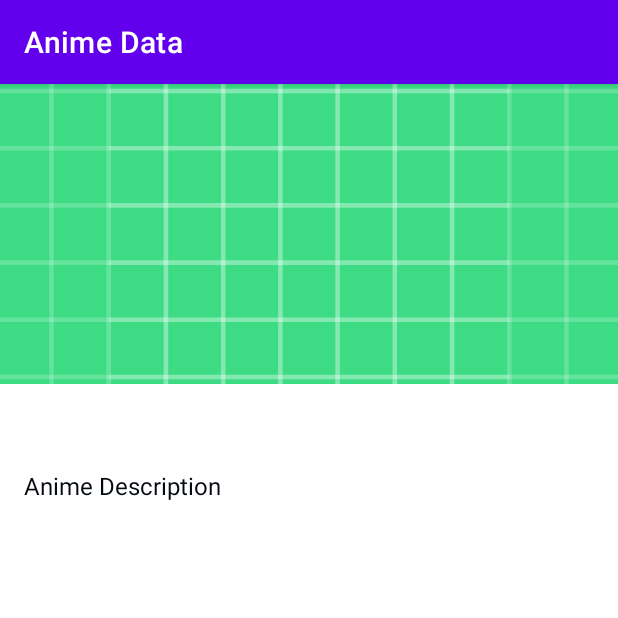
After one commit to eloix2/Anikiwi, an Android app: the AnimeDataActivity screen opened directly, with no data from a screen before it, on a phone screen of 412 x 824 dp, the top half of it. The commit adds this screen. Run offline under Robolectric (Android 15) with nearby library versions, the phone set to English and light mode, and no system bars.

Commit message:
Added Activity to show anime data

```diff
--- a/app/src/main/AndroidManifest.xml
+++ b/app/src/main/AndroidManifest.xml
@@ -23,6 +23,10 @@
                 <category android:name="android.intent.category.LAUNCHER" />
             </intent-filter>
         </activity>
+        <activity
+            android:name=".ui.animedata.AnimeDataActivity"
+            android:label="Anime Data" >
+        </activity>
     </application>
 
 </manifest>
--- a/app/src/main/java/com/example/anikiwi/ui/anime/AnimeFragment.java
+++ b/app/src/main/java/com/example/anikiwi/ui/anime/AnimeFragment.java
@@ -1,5 +1,6 @@
 package com.example.anikiwi.ui.anime;
 
+import android.content.Intent;
 import android.os.Bundle;
 import android.os.Handler;
 import android.os.Looper;
@@ -23,10 +24,12 @@ import androidx.recyclerview.widget.RecyclerView;
 import com.example.anikiwi.adapter.AnimeAdapter;
 import com.example.anikiwi.databinding.FragmentAnimeBinding;
 import com.example.anikiwi.networking.Anime;
+import com.example.anikiwi.ui.animedata.AnimeDataActivity;
 import com.example.anikiwi.utilities.WrapContentLinearLayoutManager;
 import com.google.android.material.floatingactionbutton.FloatingActionButton;
 
 import java.util.List;
+import java.util.Objects;
 
 public class AnimeFragment extends Fragment implements AnimeAdapter.ItemClickListener {
 
@@ -52,7 +55,7 @@ public class AnimeFragment extends Fragment implements AnimeAdapter.ItemClickLis
         floatingActionButtonRetry.setOnClickListener(new View.OnClickListener() {
             @Override
             public void onClick(View v) {
-                //TODO: mirar que esto funcione
+                //TODO: mirar que esto funcione update: parece que funciona
                 progressBar.setVisibility(View.VISIBLE);
                 floatingActionButtonRetry.setVisibility(View.GONE);
                 noResult.setVisibility(View.GONE);
@@ -99,6 +102,15 @@ public class AnimeFragment extends Fragment implements AnimeAdapter.ItemClickLis
     @Override
     public void onAnimeClick(Anime anime) {
         Toast.makeText(this.getContext(), anime.getTitle(), Toast.LENGTH_SHORT).show();
+        //TODO: hacer que se abra el anime en cuestion
+        //intent a la activity de anime pasando el anime
+
+        Intent intent = new Intent(this.getContext(), AnimeDataActivity.class);
+        intent.putExtra("anime_title", anime.getTitle()); // Example: pass anime title to the details activity
+        // Add other data you want to pass to the AnimeDetailsActivity
+        this.requireContext().startActivity(intent);
+
+
     }
 
     public void initScrollListener(AnimeViewModel animeViewModel) {
--- /dev/null
+++ b/app/src/main/java/com/example/anikiwi/ui/animedata/AnimeDataActivity.java
@@ -0,0 +1,41 @@
+package com.example.anikiwi.ui.animedata;
+
+import android.os.Bundle;
+import android.widget.TextView;
+
+import androidx.appcompat.app.AppCompatActivity;
+
+import com.example.anikiwi.R;
+import com.example.anikiwi.databinding.ActivityAnimeDataBinding;
+import com.example.anikiwi.databinding.ActivityMainBinding;
+
+
+public class AnimeDataActivity extends AppCompatActivity {
+
+    //puedo hacer la carga de datos de dos formas:
+    //pasando los datos desde la view anterior
+    //pasando el id y cargando los datos en la activity
+    //el problema es que si se duerme la api he de hacer otro boton para recargar los datos y puede ser repetitivo
+    //1. con un intent, pasando el id del anime y cargando los datos en la activity
+
+    private ActivityAnimeDataBinding binding;
+    private AnimeDataViewModel animeDataViewModel;
+
+    @Override
+    protected void onCreate(Bundle savedInstanceState) {
+        super.onCreate(savedInstanceState);
+        binding = ActivityAnimeDataBinding.inflate(getLayoutInflater());
+        setContentView(binding.getRoot());
+
+        binding.textViewTitle.setText(getIntent().getStringExtra("title"));
+
+        //animeDataViewModel = new ViewModelProvider(this).get(AnimeDataViewModel.class);
+        //animeDataViewModel.init();
+        //animeDataViewModel.getAnimeData().observe(this, new Observer<AnimeData>() {
+          //  @Override
+            //public void onChanged(AnimeData animeData) {
+
+            //}
+        //});
+    }
+}
--- /dev/null
+++ b/app/src/main/java/com/example/anikiwi/ui/animedata/AnimeDataViewModel.java
@@ -0,0 +1,4 @@
+package com.example.anikiwi.ui.animedata;
+
+public class AnimeDataViewModel {
+}
--- /dev/null
+++ b/app/src/main/res/layout/activity_anime_data.xml
@@ -0,0 +1,42 @@
+<?xml version="1.0" encoding="utf-8"?>
+<LinearLayout xmlns:android="http://schemas.android.com/apk/res/android"
+    xmlns:app="http://schemas.android.com/apk/res-auto"
+    android:id="@+id/container"
+    android:layout_width="match_parent"
+    android:layout_height="match_parent"
+    android:orientation="vertical"
+    >
+
+    <!-- Upper Background Image -->
+    <ImageView
+        android:id="@+id/imageViewBackground"
+        android:layout_width="match_parent"
+        android:layout_height="200dp"
+        android:scaleType="centerCrop"
+        android:src="@drawable/ic_launcher_background" /> <!-- Replace with your anime background image -->
+
+    <!-- Anime Title -->
+    <TextView
+        android:id="@+id/textViewTitle"
+        android:layout_width="wrap_content"
+        android:layout_height="wrap_content"
+        android:text="Anime Title"
+        android:textSize="24sp"
+        android:textStyle="bold"
+        android:layout_marginTop="16dp"
+        android:layout_marginStart="16dp"
+        android:layout_marginEnd="16dp" />
+
+    <!-- Anime Description -->
+    <TextView
+        android:id="@+id/textViewDescription"
+        android:layout_width="wrap_content"
+        android:layout_height="wrap_content"
+        android:text="Anime Description"
+        android:textSize="16sp"
+        android:layout_marginTop="8dp"
+        android:layout_marginStart="16dp"
+        android:layout_marginEnd="16dp"
+        android:lineSpacingExtra="4dp" />
+
+</LinearLayout>
```
